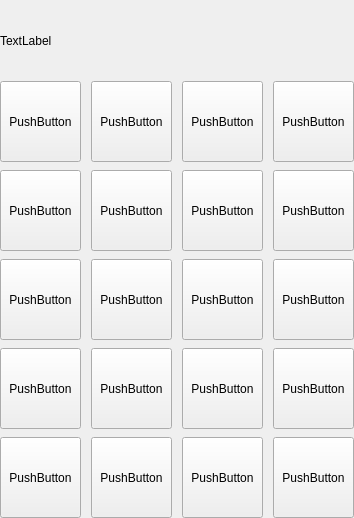
Old version of the form mainwindow.ui in the repository exquet/Qt-calculator.
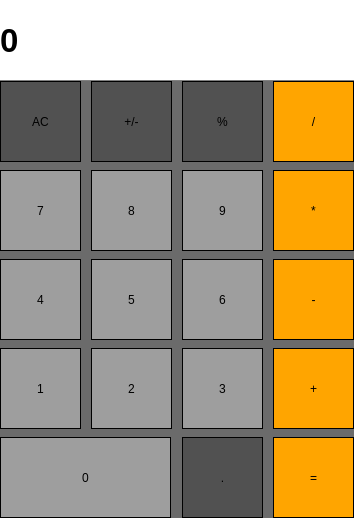
New version of the form. Icons and pictures are not drawn.

Patch:
```diff
--- a/mainwindow.ui
+++ b/mainwindow.ui
@@ -11,7 +11,13 @@
    </rect>
   </property>
   <property name="windowTitle">
-   <string>MainWindow</string>
+   <string>calculator by exquet</string>
+  </property>
+  <property name="windowIcon">
+   <iconset theme="QIcon::ThemeIcon::FormatJustifyCenter"/>
+  </property>
+  <property name="styleSheet">
+   <string notr="true">background-color: rgb(107, 107, 107);</string>
   </property>
   <widget class="QWidget" name="centralwidget">
    <widget class="QLabel" name="output_label">
@@ -19,12 +25,38 @@
      <rect>
       <x>0</x>
       <y>0</y>
-      <width>351</width>
+      <width>361</width>
       <height>81</height>
      </rect>
     </property>
+    <property name="sizePolicy">
+     <sizepolicy hsizetype="MinimumExpanding" vsizetype="Preferred">
+      <horstretch>0</horstretch>
+      <verstretch>0</verstretch>
+     </sizepolicy>
+    </property>
+    <property name="font">
+     <font>
+      <pointsize>25</pointsize>
+      <italic>false</italic>
+      <bold>true</bold>
+     </font>
+    </property>
+    <property name="styleSheet">
+     <string notr="true">QLabel {
+ qproperty-alignment: 'AlignVCenter | AlignRight';
+ border-bottom: 1px solid gray;
+ background-color : white;
+}</string>
+    </property>
+    <property name="frameShape">
+     <enum>QFrame::Shape::NoFrame</enum>
+    </property>
     <property name="text">
-     <string>TextLabel</string>
+     <string>0</string>
+    </property>
+    <property name="margin">
+     <number>10</number>
     </property>
    </widget>
    <widget class="QPushButton" name="pushButton">
@@ -36,8 +68,18 @@
       <height>81</height>
      </rect>
     </property>
+    <property name="styleSheet">
+     <string notr="true">QPushButton{
+	border: 1px solid black;
+	background-color: rgb(81, 81, 81);
+}
+
+QPushButton:pressed{
+	background-color: white;
+}</string>
+    </property>
     <property name="text">
-     <string>PushButton</string>
+     <string>AC</string>
     </property>
    </widget>
    <widget class="QPushButton" name="pushButton_2">
@@ -49,8 +91,18 @@
       <height>81</height>
      </rect>
     </property>
+    <property name="styleSheet">
+     <string notr="true">QPushButton{
+	border: 1px solid black;
+	background-color: rgb(81, 81, 81);
+}
+
+QPushButton:pressed{
+	background-color: white;
+}</string>
+    </property>
     <property name="text">
-     <string>PushButton</string>
+     <string>+/-</string>
     </property>
    </widget>
    <widget class="QPushButton" name="pushButton_3">
@@ -62,8 +114,18 @@
       <height>81</height>
      </rect>
     </property>
+    <property name="styleSheet">
+     <string notr="true">QPushButton{
+	border: 1px solid black;
+	background-color: rgb(81, 81, 81);
+}
+
+QPushButton:pressed{
+	background-color: white;
+}</string>
+    </property>
     <property name="text">
-     <string>PushButton</string>
+     <string>%</string>
     </property>
    </widget>
    <widget class="QPushButton" name="pushButton_4">
@@ -75,8 +137,18 @@
       <height>81</height>
      </rect>
     </property>
+    <property name="styleSheet">
+     <string notr="true">QPushButton{
+	border: 1px solid black;
+	background-color: orange;
+}
+
+QPushButton:pressed{
+	background-color: white;
+}</string>
+    </property>
     <property name="text">
-     <string>PushButton</string>
+     <string>/</string>
     </property>
    </widget>
    <widget class="QPushButton" name="pushButton_5">
@@ -88,8 +160,18 @@
       <height>81</height>
      </rect>
     </property>
+    <property name="styleSheet">
+     <string notr="true">QPushButton{
+	border: 1px solid black;
+	background-color: rgb(158, 158, 158);
+}
+
+QPushButton:pressed{
+	background-color: white;
+}</string>
+    </property>
     <property name="text">
-     <string>PushButton</string>
+     <string>7</string>
     </property>
    </widget>
    <widget class="QPushButton" name="pushButton_6">
@@ -101,8 +183,18 @@
       <height>81</height>
      </rect>
     </property>
+    <property name="styleSheet">
+     <string notr="true">QPushButton{
+	border: 1px solid black;
+	background-color: rgb(158, 158, 158);
+}
+
+QPushButton:pressed{
+	background-color: white;
+}</string>
+    </property>
     <property name="text">
-     <string>PushButton</string>
+     <string>9</string>
     </property>
    </widget>
    <widget class="QPushButton" name="pushButton_7">
@@ -114,8 +206,18 @@
       <height>81</height>
      </rect>
     </property>
+    <property name="styleSheet">
+     <string notr="true">QPushButton{
+	border: 1px solid black;
+	background-color: orange;
+}
+
+QPushButton:pressed{
+	background-color: white;
+}</string>
+    </property>
     <property name="text">
-     <string>PushButton</string>
+     <string>*</string>
     </property>
    </widget>
    <widget class="QPushButton" name="pushButton_8">
@@ -127,8 +229,18 @@
       <height>81</height>
      </rect>
     </property>
+    <property name="styleSheet">
+     <string notr="true">QPushButton{
+	border: 1px solid black;
+	background-color: rgb(158, 158, 158);
+}
+
+QPushButton:pressed{
+	background-color: white;
+}</string>
+    </property>
     <property name="text">
-     <string>PushButton</string>
+     <string>8</string>
     </property>
    </widget>
    <widget class="QPushButton" name="pushButton_9">
@@ -140,8 +252,18 @@
       <height>81</height>
      </rect>
     </property>
+    <property name="styleSheet">
+     <string notr="true">QPushButton{
+	border: 1px solid black;
+	background-color: orange;
+}
+
+QPushButton:pressed{
+	background-color: white;
+}</string>
+    </property>
     <property name="text">
-     <string>PushButton</string>
+     <string>+</string>
     </property>
    </widget>
    <widget class="QPushButton" name="pushButton_10">
@@ -153,8 +275,18 @@
       <height>81</height>
      </rect>
     </property>
+    <property name="styleSheet">
+     <string notr="true">QPushButton{
+	border: 1px solid black;
+	background-color: rgb(158, 158, 158);
+}
+
+QPushButton:pressed{
+	background-color: white;
+}</string>
+    </property>
     <property name="text">
-     <string>PushButton</string>
+     <string>4</string>
     </property>
    </widget>
    <widget class="QPushButton" name="pushButton_11">
@@ -166,8 +298,18 @@
       <height>81</height>
      </rect>
     </property>
+    <property name="styleSheet">
+     <string notr="true">QPushButton{
+	border: 1px solid black;
+	background-color: rgb(158, 158, 158);
+}
+
+QPushButton:pressed{
+	background-color: white;
+}</string>
+    </property>
     <property name="text">
-     <string>PushButton</string>
+     <string>6</string>
     </property>
    </widget>
    <widget class="QPushButton" name="pushButton_12">
@@ -179,8 +321,18 @@
       <height>81</height>
      </rect>
     </property>
+    <property name="styleSheet">
+     <string notr="true">QPushButton{
+	border: 1px solid black;
+	background-color: orange;
+}
+
+QPushButton:pressed{
+	background-color: white;
+}</string>
+    </property>
     <property name="text">
-     <string>PushButton</string>
+     <string>-</string>
     </property>
    </widget>
    <widget class="QPushButton" name="pushButton_13">
@@ -192,8 +344,18 @@
       <height>81</height>
      </rect>
     </property>
+    <property name="styleSheet">
+     <string notr="true">QPushButton{
+	border: 1px solid black;
+	background-color: rgb(158, 158, 158);
+}
+
+QPushButton:pressed{
+	background-color: white;
+}</string>
+    </property>
     <property name="text">
-     <string>PushButton</string>
+     <string>3</string>
     </property>
    </widget>
    <widget class="QPushButton" name="pushButton_14">
@@ -205,8 +367,18 @@
       <height>81</height>
      </rect>
     </property>
+    <property name="styleSheet">
+     <string notr="true">QPushButton{
+	border: 1px solid black;
+	background-color: rgb(158, 158, 158);
+}
+
+QPushButton:pressed{
+	background-color: white;
+}</string>
+    </property>
     <property name="text">
-     <string>PushButton</string>
+     <string>5</string>
     </property>
    </widget>
    <widget class="QPushButton" name="pushButton_15">
@@ -218,8 +390,18 @@
       <height>81</height>
      </rect>
     </property>
+    <property name="styleSheet">
+     <string notr="true">QPushButton{
+	border: 1px solid black;
+	background-color: rgb(158, 158, 158);
+}
+
+QPushButton:pressed{
+	background-color: white;
+}</string>
+    </property>
     <property name="text">
-     <string>PushButton</string>
+     <string>2</string>
     </property>
    </widget>
    <widget class="QPushButton" name="pushButton_16">
@@ -231,8 +413,18 @@
       <height>81</height>
      </rect>
     </property>
+    <property name="styleSheet">
+     <string notr="true">QPushButton{
+	border: 1px solid black;
+	background-color: rgb(158, 158, 158);
+}
+
+QPushButton:pressed{
+	background-color: white;
+}</string>
+    </property>
     <property name="text">
-     <string>PushButton</string>
+     <string>1</string>
     </property>
    </widget>
    <widget class="QPushButton" name="pushButton_17">
@@ -244,21 +436,18 @@
       <height>81</height>
      </rect>
     </property>
-    <property name="text">
-     <string>PushButton</string>
+    <property name="styleSheet">
+     <string notr="true">QPushButton{
+	border: 1px solid black;
+	background-color: orange;
+}
+
+QPushButton:pressed{
+	background-color: white;
+}</string>
     </property>
-   </widget>
-   <widget class="QPushButton" name="pushButton_18">
-    <property name="geometry">
-     <rect>
-      <x>91</x>
-      <y>437</y>
-      <width>81</width>
-      <height>81</height>
-     </rect>
-    </property>
     <property name="text">
-     <string>PushButton</string>
+     <string>=</string>
     </property>
    </widget>
    <widget class="QPushButton" name="pushButton_19">
@@ -266,12 +455,22 @@
      <rect>
       <x>0</x>
       <y>437</y>
-      <width>81</width>
+      <width>171</width>
       <height>81</height>
      </rect>
     </property>
+    <property name="styleSheet">
+     <string notr="true">QPushButton{
+	border: 1px solid black;
+	background-color: rgb(158, 158, 158);
+}
+
+QPushButton:pressed{
+	background-color: white;
+}</string>
+    </property>
     <property name="text">
-     <string>PushButton</string>
+     <string>0</string>
     </property>
    </widget>
    <widget class="QPushButton" name="pushButton_20">
@@ -283,8 +482,18 @@
       <height>81</height>
      </rect>
     </property>
+    <property name="styleSheet">
+     <string notr="true">QPushButton{
+	border: 1px solid black;
+	background-color: rgb(81, 81, 81);
+}
+
+QPushButton:pressed{
+	background-color: white;
+}</string>
+    </property>
     <property name="text">
-     <string>PushButton</string>
+     <string>.</string>
     </property>
    </widget>
   </widget>
```
